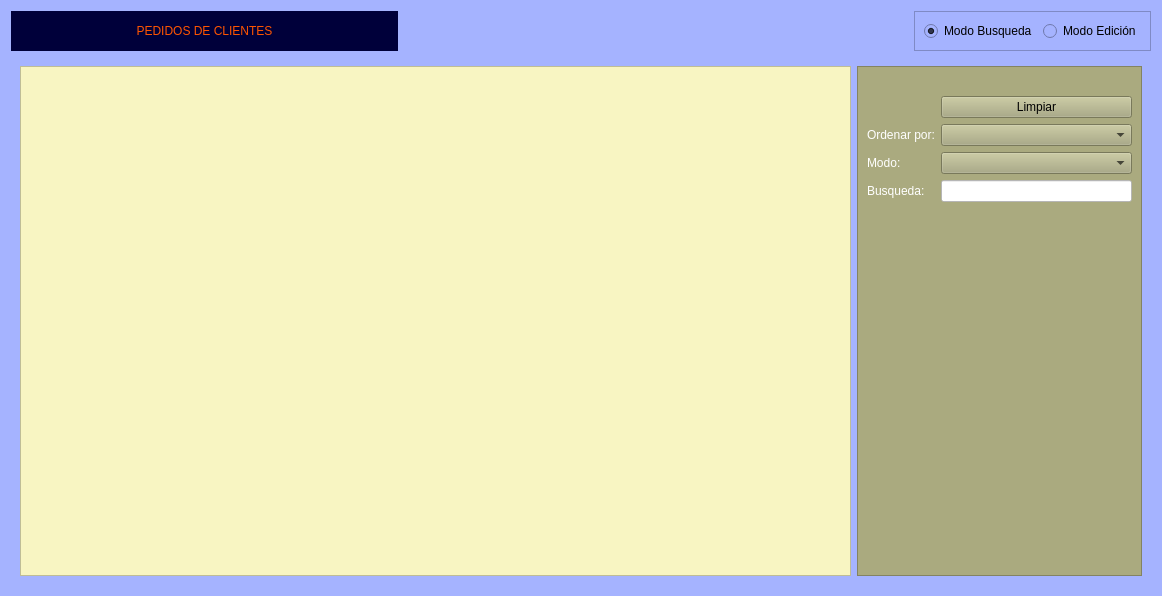
Old version of the form Zona_Ventas/frmpedidos.ui in the repository arcnexus/RedFoX.
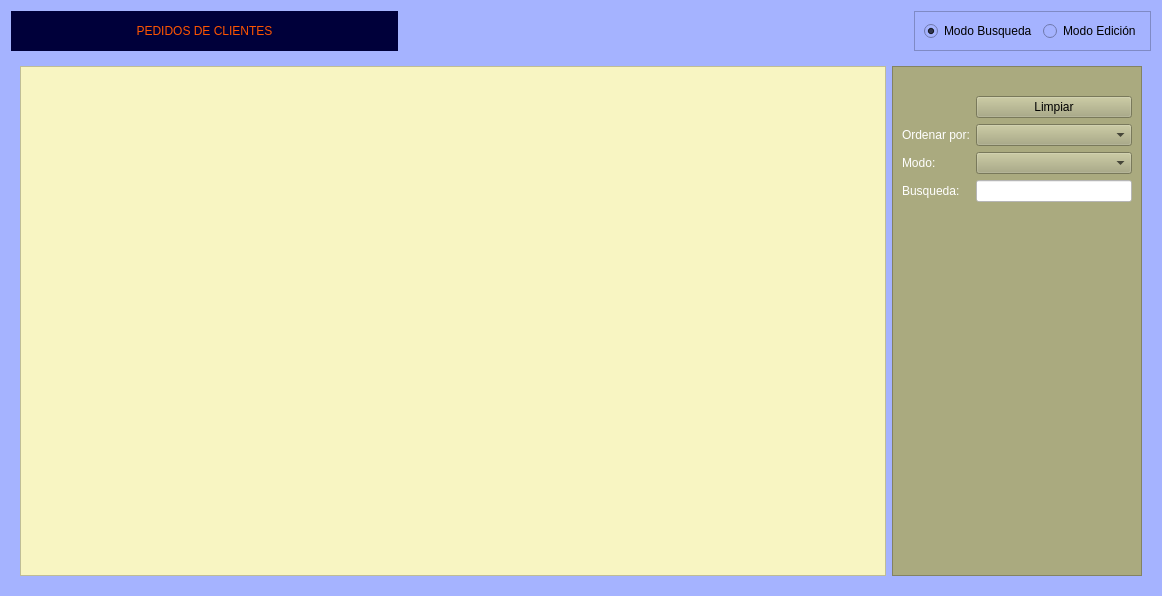
New version of the form. Icons and pictures are not drawn.

The edit to the form file:
```diff
--- a/Zona_Ventas/frmpedidos.ui
+++ b/Zona_Ventas/frmpedidos.ui
@@ -2462,7 +2462,7 @@
         <widget class="QFrame" name="frame_3">
          <property name="maximumSize">
           <size>
-           <width>285</width>
+           <width>250</width>
            <height>16777215</height>
           </size>
          </property>
```
